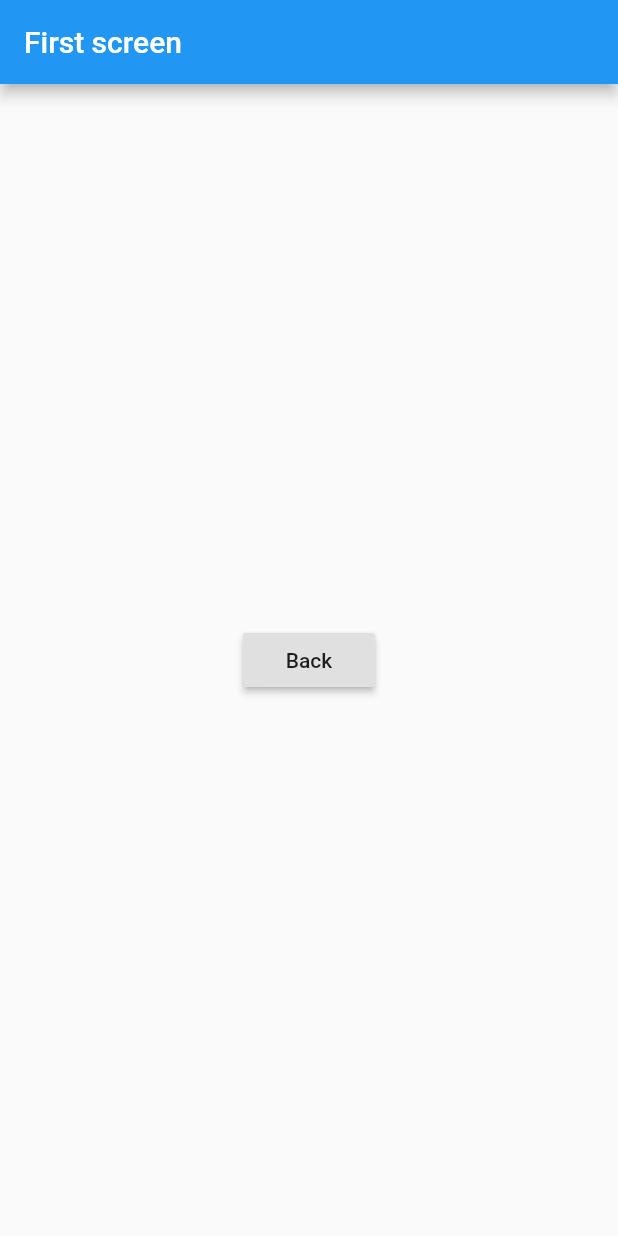
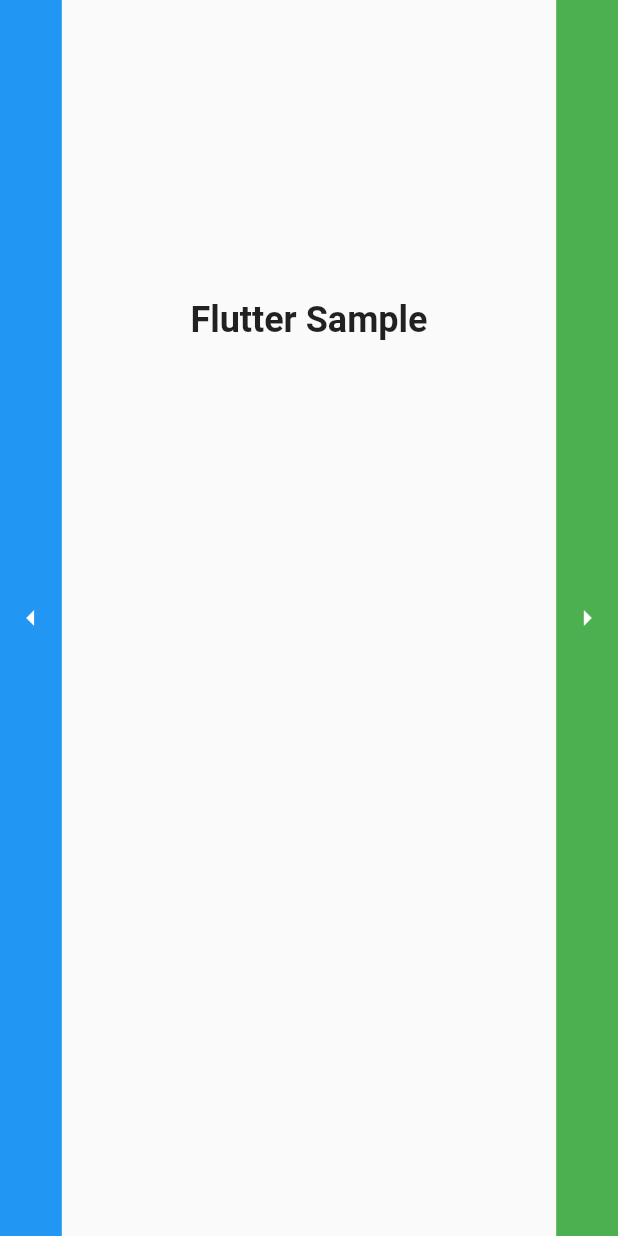
Before and after one commit to zw963/flutter_sample, a Flutter app: the screen it shows after launch, on a phone screen of 412 x 824 dp. Run offline on Flutter 3.47's test engine with Material 2 defaults, Android fonts, the phone set to English and light mode, and no system bars.

Commit message:
Add pageview

```diff
--- a/lib/main.dart
+++ b/lib/main.dart
@@ -1,19 +1,18 @@
 import 'package:flutter/material.dart';
-import 'package:flutter_sample/screens/screen1/screen1.dart';
+import 'package:flutter_sample/screens/dashboard/dashboard.dart';
 import 'package:flutter_sample/theme/style.dart';
 
 void main() => runApp(App());
 
 class App extends StatelessWidget {
-  // This widget is the root of your application.
   @override
   Widget build(BuildContext context) {
     return MaterialApp(
       title: 'FlutterSample',
       theme: appTheme(),
       initialRoute: '/',
-      routes: <String, WidgetBuilder>{
-        "/": (BuildContext context) => Screen1(),
+      routes: {
+        '/': (context) => Dashboard(),
       },
     );
   }
--- /dev/null
+++ b/lib/screens/dashboard/components/body.dart
@@ -0,0 +1,52 @@
+import 'package:flutter/material.dart';
+import 'package:flutter_sample/screens/dashboard/components/leftscreen.dart';
+import 'package:flutter_sample/screens/dashboard/components/rightscreen.dart';
+import 'package:flutter_sample/screens/dashboard/components/directionswipecontainer.dart';
+
+PageController dashboardController = PageController(initialPage: 1);
+
+class Body extends StatelessWidget {
+  @override
+  Widget build(BuildContext context) {
+    return PageView(
+      controller: dashboardController,
+      children: [
+        LeftScreen(),
+        Row(
+          mainAxisSize: MainAxisSize.max,
+          mainAxisAlignment: MainAxisAlignment.spaceBetween,
+          crossAxisAlignment: CrossAxisAlignment.stretch,
+          children: [
+            DirectionSwipeContainer(
+              pageController: dashboardController,
+              pageOnTap: 0,
+              color: Colors.blue,
+              icon: Icons.arrow_left,
+            ),
+            Column(
+              mainAxisSize: MainAxisSize.max,
+              mainAxisAlignment: MainAxisAlignment.spaceAround,
+              children: [
+                Text(
+                  'Flutter Sample',
+                  style: TextStyle(
+                    fontWeight: FontWeight.bold,
+                    fontSize: 24.0,
+                  ),
+                ),
+                Container(),
+              ],
+            ),
+            DirectionSwipeContainer(
+              pageController: dashboardController,
+              pageOnTap: 2,
+              color: Colors.green,
+              icon: Icons.arrow_right,
+            ),
+          ],
+        ),
+        RightScreen()
+      ],
+    );
+  }
+}
--- /dev/null
+++ b/lib/screens/dashboard/components/directionswipecontainer.dart
@@ -0,0 +1,38 @@
+import 'package:flutter/material.dart';
+
+class DirectionSwipeContainer extends StatelessWidget {
+  final PageController pageController;
+  final int pageOnTap;
+  final Color color;
+  final IconData icon;
+
+  DirectionSwipeContainer({
+    this.pageController,
+    this.pageOnTap,
+    this.color,
+    this.icon,
+  });
+
+  @override
+  Widget build(BuildContext context) {
+    return GestureDetector(
+      onTap: () {
+        pageController.animateToPage(
+          pageOnTap,
+          duration: Duration(milliseconds: 500),
+          curve: Curves.ease,
+        );
+      },
+      child: Container(
+        color: color,
+        width: MediaQuery.of(context).size.width / 10,
+        child: Center(
+          child: Icon(
+            icon,
+            color: Colors.white,
+          ),
+        ),
+      ),
+    );
+  }
+}
--- /dev/null
+++ b/lib/screens/dashboard/components/leftscreen.dart
@@ -0,0 +1,11 @@
+import 'package:flutter/material.dart';
+
+class LeftScreen extends StatelessWidget {
+
+  @override
+  Widget build(BuildContext context) {
+    return Container(
+      color: Colors.blue,
+    );
+  }
+}
--- /dev/null
+++ b/lib/screens/dashboard/components/rightscreen.dart
@@ -0,0 +1,11 @@
+import 'package:flutter/material.dart';
+
+class RightScreen extends StatelessWidget {
+
+  @override
+  Widget build(BuildContext context) {
+    return Container(
+      color: Colors.green,
+    );
+  }
+}
--- a/lib/screens/screen1/screen1.dart
+++ b/lib/screens/dashboard/dashboard.dart
@@ -1,14 +1,11 @@
 import 'package:flutter/cupertino.dart';
 import 'package:flutter/material.dart';
-import 'package:flutter_sample/screens/screen1/components/body.dart';
+import 'package:flutter_sample/screens/dashboard/components/body.dart';
 
-class Screen1 extends StatelessWidget {
+class Dashboard extends StatelessWidget {
   @override
   Widget build(BuildContext context) {
     return Scaffold(
-      appBar: AppBar(
-        title: Text("First screen"),
-      ),
       body: Body(),
     );
   }
--- a/lib/screens/screen1/components/body.dart
+++ /dev/null
@@ -1,16 +0,0 @@
-import 'package:flutter/cupertino.dart';
-import 'package:flutter/material.dart';
-
-class Body extends StatelessWidget {
-  @override
-  Widget build(BuildContext context) {
-    return Center(
-      child: RaisedButton(
-        onPressed: () {
-          Navigator.pop(context);
-        },
-        child: Text('Back'),
-      ),
-    );
-  }
-}
```
